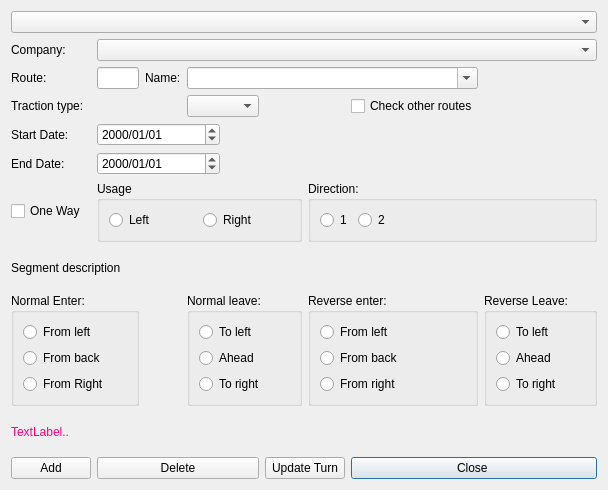
Before: the Qt Designer form mapper_app/ui/routedlg.ui in allenck/mapper, drawn with Qt 5.
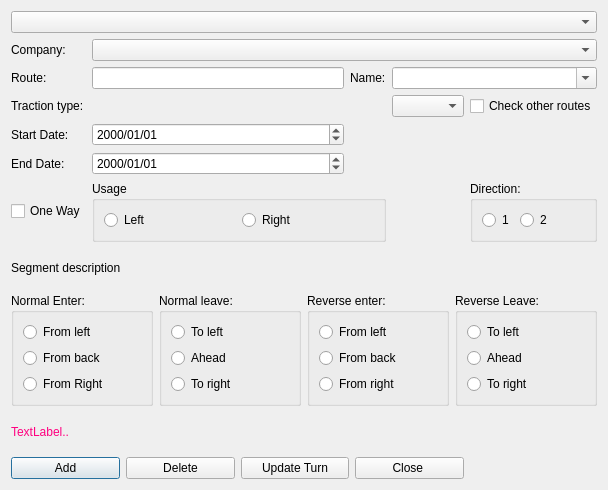
After: the same form once the commit is applied. Custom widgets are drawn as their Qt base class.

Commit message: changes to routeDlg layout, ...

```diff
--- a/mapper_app/ui/routedlg.ui
+++ b/mapper_app/ui/routedlg.ui
@@ -19,10 +19,17 @@
    <string>Dialog</string>
   </property>
   <layout class="QGridLayout" name="gridLayout">
-   <item row="3" column="0">
-    <widget class="QLabel" name="label_3">
+   <item row="1" column="0">
+    <widget class="QLabel" name="label_2">
      <property name="text">
-      <string>Traction type:</string>
+      <string>Company:</string>
+     </property>
+    </widget>
+   </item>
+   <item row="2" column="0">
+    <widget class="QLabel" name="label">
+     <property name="text">
+      <string>Route:</string>
      </property>
     </widget>
    </item>
@@ -36,7 +43,38 @@
      </property>
     </widget>
    </item>
-   <item row="4" column="1" colspan="3">
+   <item row="2" column="2">
+    <widget class="QLabel" name="label_6">
+     <property name="text">
+      <string>Name:</string>
+     </property>
+    </widget>
+   </item>
+   <item row="3" column="0">
+    <widget class="QLabel" name="label_3">
+     <property name="text">
+      <string>Traction type:</string>
+     </property>
+    </widget>
+   </item>
+   <item row="3" column="3">
+    <widget class="QComboBox" name="cbTractionType"/>
+   </item>
+   <item row="3" column="4">
+    <widget class="QCheckBox" name="chkOtherRoutes">
+     <property name="text">
+      <string>Check other routes</string>
+     </property>
+    </widget>
+   </item>
+   <item row="4" column="0">
+    <widget class="QLabel" name="label_4">
+     <property name="text">
+      <string>Start Date:</string>
+     </property>
+    </widget>
+   </item>
+   <item row="4" column="1">
     <widget class="QDateEdit" name="dateStart">
      <property name="minimumDate">
       <date>
@@ -50,21 +88,57 @@
      </property>
     </widget>
    </item>
-   <item row="12" column="7" colspan="2">
-    <widget class="QPushButton" name="btnClose">
+   <item row="5" column="0">
+    <widget class="QLabel" name="label_5">
      <property name="text">
-      <string>Close </string>
+      <string>End Date:</string>
      </property>
     </widget>
    </item>
-   <item row="0" column="0" colspan="9">
-    <widget class="QComboBox" name="cbSegments">
+   <item row="5" column="1">
+    <widget class="QDateEdit" name="dateEnd">
+     <property name="displayFormat">
+      <string>yyyy/MM/dd</string>
+     </property>
+    </widget>
+   </item>
+   <item row="6" column="0">
+    <widget class="QCheckBox" name="cbOneWay">
      <property name="toolTip">
-      <string>Select an existing route segment to update</string>
+      <string>&lt;html&gt;&lt;head/&gt;&lt;body&gt;&lt;p&gt;Click if this route segment is one way.&lt;/p&gt;&lt;/body&gt;&lt;/html&gt;</string>
      </property>
+     <property name="text">
+      <string>One Way</string>
+     </property>
     </widget>
    </item>
-   <item row="7" column="6" colspan="3">
+   <item row="6" column="1" colspan="2">
+    <widget class="QGroupBox" name="gbUsage">
+     <property name="toolTip">
+      <string>&lt;html&gt;&lt;head/&gt;&lt;body&gt;&lt;p&gt;If the direction of travel is the same as the definition of the segement, select &amp;quot;Right&amp;quot; else select &amp;quot;L&amp;quot;.&lt;/p&gt;&lt;/body&gt;&lt;/html&gt;</string>
+     </property>
+     <property name="title">
+      <string>Usage</string>
+     </property>
+     <layout class="QHBoxLayout" name="horizontalLayout">
+      <item>
+       <widget class="QRadioButton" name="rbLeft">
+        <property name="text">
+         <string>Left</string>
+        </property>
+       </widget>
+      </item>
+      <item>
+       <widget class="QRadioButton" name="rbRight">
+        <property name="text">
+         <string>Right</string>
+        </property>
+       </widget>
+      </item>
+     </layout>
+    </widget>
+   </item>
+   <item row="6" column="4">
     <widget class="QGroupBox" name="gbDirection">
      <property name="font">
       <font>
@@ -95,110 +169,16 @@
      </layout>
     </widget>
    </item>
-   <item row="7" column="0">
-    <widget class="QCheckBox" name="cbOneWay">
-     <property name="toolTip">
-      <string>&lt;html&gt;&lt;head/&gt;&lt;body&gt;&lt;p&gt;Click if this route segment is one way.&lt;/p&gt;&lt;/body&gt;&lt;/html&gt;</string>
-     </property>
+   <item row="7" column="0" colspan="2">
+    <widget class="QLabel" name="lblSegmentText">
      <property name="text">
-      <string>One Way</string>
+      <string>Segment description</string>
      </property>
     </widget>
    </item>
-   <item row="10" column="8">
-    <widget class="QGroupBox" name="gbReverseLeave">
-     <property name="font">
-      <font>
-       <pointsize>9</pointsize>
-      </font>
-     </property>
-     <property name="toolTip">
-      <string>Select how a 2-way segment is exited in the reverse direction</string>
-     </property>
-     <property name="title">
-      <string>Reverse Leave:</string>
-     </property>
-     <layout class="QVBoxLayout" name="verticalLayout_4">
+   <item row="8" column="0" colspan="5">
+    <layout class="QHBoxLayout" name="horizontalLayout_3">
       <item>
-       <widget class="QRadioButton" name="rbRToLeft">
-        <property name="text">
-         <string>To left</string>
-        </property>
-       </widget>
-      </item>
-      <item>
-       <widget class="QRadioButton" name="rbRAhead">
-        <property name="text">
-         <string>Ahead</string>
-        </property>
-       </widget>
-      </item>
-      <item>
-       <widget class="QRadioButton" name="rbRToRight">
-        <property name="text">
-         <string>To right</string>
-        </property>
-       </widget>
-      </item>
-     </layout>
-    </widget>
-   </item>
-   <item row="10" column="3" colspan="3">
-    <widget class="QGroupBox" name="gbNormalLeave">
-     <property name="font">
-      <font>
-       <pointsize>9</pointsize>
-      </font>
-     </property>
-     <property name="toolTip">
-      <string>Select how to leave the segment</string>
-     </property>
-     <property name="title">
-      <string>Normal leave:</string>
-     </property>
-     <layout class="QVBoxLayout" name="verticalLayout_2">
-      <item>
-       <widget class="QRadioButton" name="rbNToLeft">
-        <property name="text">
-         <string>To left</string>
-        </property>
-       </widget>
-      </item>
-      <item>
-       <widget class="QRadioButton" name="rbNAhead">
-        <property name="text">
-         <string>Ahead</string>
-        </property>
-       </widget>
-      </item>
-      <item>
-       <widget class="QRadioButton" name="rbNToRight">
-        <property name="text">
-         <string>To right</string>
-        </property>
-       </widget>
-      </item>
-     </layout>
-    </widget>
-   </item>
-   <item row="1" column="0">
-    <widget class="QLabel" name="label_2">
-     <property name="text">
-      <string>Company:</string>
-     </property>
-    </widget>
-   </item>
-   <item row="3" column="3" colspan="2">
-    <widget class="QComboBox" name="cbTractionType"/>
-   </item>
-   <item row="6" column="1" colspan="3">
-    <widget class="QDateEdit" name="dateEnd">
-     <property name="displayFormat">
-      <string>yyyy/MM/dd</string>
-     </property>
-    </widget>
-   </item>
-   <item row="10" column="0" colspan="2">
     <widget class="QGroupBox" name="gbNormalEnter">
      <property name="font">
       <font>
@@ -236,64 +216,45 @@
      </layout>
     </widget>
    </item>
-   <item row="12" column="0">
-    <widget class="QPushButton" name="btnAdd">
-     <property name="toolTip">
-      <string>Add or update segment to route</string>
-     </property>
-     <property name="text">
-      <string>Add</string>
-     </property>
-    </widget>
-   </item>
-   <item row="1" column="1" colspan="8">
-    <widget class="QComboBox" name="cbCompany">
-     <property name="editable">
-      <bool>false</bool>
-     </property>
-    </widget>
-   </item>
-   <item row="12" column="1" colspan="4">
-    <widget class="QPushButton" name="btnDelete">
-     <property name="text">
-      <string>Delete</string>
-     </property>
-    </widget>
-   </item>
-   <item row="8" column="0" colspan="2">
-    <widget class="QLabel" name="lblSegmentText">
-     <property name="text">
-      <string>Segment description</string>
-     </property>
-    </widget>
-   </item>
-   <item row="7" column="1" colspan="5">
-    <widget class="QGroupBox" name="gbUsage">
+     <item>
+      <widget class="QGroupBox" name="gbNormalLeave">
+       <property name="font">
+        <font>
+         <pointsize>9</pointsize>
+        </font>
+       </property>
      <property name="toolTip">
-      <string>&lt;html&gt;&lt;head/&gt;&lt;body&gt;&lt;p&gt;If the direction of travel is the same as the definition of the segement, select &amp;quot;Right&amp;quot; else select &amp;quot;L&amp;quot;.&lt;/p&gt;&lt;/body&gt;&lt;/html&gt;</string>
+        <string>Select how to leave the segment</string>
      </property>
      <property name="title">
-      <string>Usage</string>
-     </property>
-     <layout class="QHBoxLayout" name="horizontalLayout">
+        <string>Normal leave:</string>
+       </property>
+       <layout class="QVBoxLayout" name="verticalLayout_2">
       <item>
-       <widget class="QRadioButton" name="rbLeft">
+         <widget class="QRadioButton" name="rbNToLeft">
         <property name="text">
-         <string>Left</string>
+           <string>To left</string>
         </property>
        </widget>
       </item>
       <item>
-       <widget class="QRadioButton" name="rbRight">
+         <widget class="QRadioButton" name="rbNAhead">
         <property name="text">
-         <string>Right</string>
+           <string>Ahead</string>
+          </property>
+         </widget>
+        </item>
+        <item>
+         <widget class="QRadioButton" name="rbNToRight">
+          <property name="text">
+           <string>To right</string>
         </property>
        </widget>
       </item>
      </layout>
     </widget>
    </item>
-   <item row="10" column="6" colspan="2">
+     <item>
     <widget class="QGroupBox" name="gbReverseEnter">
      <property name="font">
       <font>
@@ -331,59 +292,47 @@
      </layout>
     </widget>
    </item>
-   <item row="12" column="5" colspan="2">
-    <widget class="QPushButton" name="btnUpdateTurn">
+     <item>
+      <widget class="QGroupBox" name="gbReverseLeave">
+       <property name="font">
+        <font>
+         <pointsize>9</pointsize>
+        </font>
+       </property>
      <property name="toolTip">
-      <string>Add or update with suggested turn info</string>
-     </property>
-     <property name="text">
-      <string>Update Turn</string>
-     </property>
-    </widget>
-   </item>
-   <item row="6" column="0">
-    <widget class="QLabel" name="label_5">
+        <string>Select how a 2-way segment is exited in the reverse direction</string>
+       </property>
+       <property name="title">
+        <string>Reverse Leave:</string>
+       </property>
+       <layout class="QVBoxLayout" name="verticalLayout_4">
+        <item>
+         <widget class="QRadioButton" name="rbRToLeft">
      <property name="text">
-      <string>End Date:</string>
+           <string>To left</string>
      </property>
     </widget>
    </item>
-   <item row="2" column="0">
-    <widget class="QLabel" name="label">
+        <item>
+         <widget class="QRadioButton" name="rbRAhead">
      <property name="text">
-      <string>Route:</string>
+           <string>Ahead</string>
      </property>
     </widget>
    </item>
-   <item row="4" column="0">
-    <widget class="QLabel" name="label_4">
+        <item>
+         <widget class="QRadioButton" name="rbRToRight">
      <property name="text">
-      <string>Start Date:</string>
+           <string>To right</string>
      </property>
     </widget>
    </item>
-   <item row="2" column="2">
-    <widget class="QLabel" name="label_6">
-     <property name="text">
-      <string>Name:</string>
-     </property>
-    </widget>
-   </item>
-   <item row="2" column="3" colspan="5">
-    <widget class="CComboBox" name="cbRouteName">
-     <property name="editable">
-      <bool>true</bool>
-     </property>
-    </widget>
+       </layout>
+      </widget>
+     </item>
+    </layout>
    </item>
-   <item row="3" column="7">
-    <widget class="QCheckBox" name="chkOtherRoutes">
-     <property name="text">
-      <string>Check other routes</string>
-     </property>
-    </widget>
-   </item>
-   <item row="11" column="0" colspan="9">
+   <item row="9" column="0">
     <widget class="QLabel" name="lblHelpText">
      <property name="palette">
       <palette>
@@ -427,6 +376,65 @@
      </property>
     </widget>
    </item>
+   <item row="10" column="0" colspan="4">
+    <layout class="QHBoxLayout" name="horizontalLayout_2">
+     <item>
+      <widget class="QPushButton" name="btnAdd">
+       <property name="toolTip">
+        <string>Add or update segment to route</string>
+       </property>
+       <property name="text">
+        <string>Add</string>
+       </property>
+      </widget>
+     </item>
+     <item>
+      <widget class="QPushButton" name="btnDelete">
+       <property name="text">
+        <string>Delete</string>
+       </property>
+      </widget>
+     </item>
+     <item>
+      <widget class="QPushButton" name="btnUpdateTurn">
+       <property name="toolTip">
+        <string>Add or update with suggested turn info</string>
+       </property>
+       <property name="text">
+        <string>Update Turn</string>
+       </property>
+      </widget>
+     </item>
+     <item>
+      <widget class="QPushButton" name="btnClose">
+       <property name="text">
+        <string>Close </string>
+       </property>
+      </widget>
+     </item>
+    </layout>
+   </item>
+   <item row="2" column="3" colspan="2">
+    <widget class="CComboBox" name="cbRouteName">
+     <property name="editable">
+      <bool>true</bool>
+     </property>
+    </widget>
+   </item>
+   <item row="1" column="1" colspan="4">
+    <widget class="QComboBox" name="cbCompany">
+     <property name="editable">
+      <bool>false</bool>
+     </property>
+    </widget>
+   </item>
+   <item row="0" column="0" colspan="5">
+    <widget class="QComboBox" name="cbSegments">
+     <property name="toolTip">
+      <string>Select an existing route segment to update</string>
+     </property>
+    </widget>
+   </item>
   </layout>
  </widget>
  <customwidgets>
```
Left out of the diff: 1 changed line with no effect on the pictures. Lines whose indentation alone changed are shown as unchanged. The commit also changes 7 other files.
